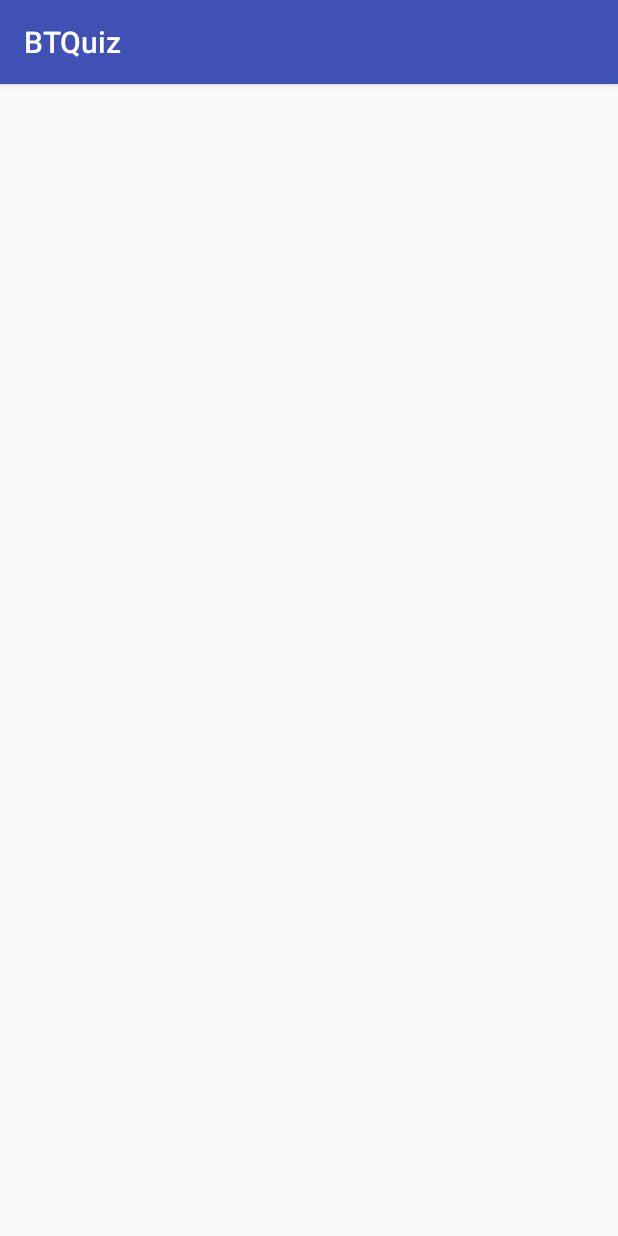
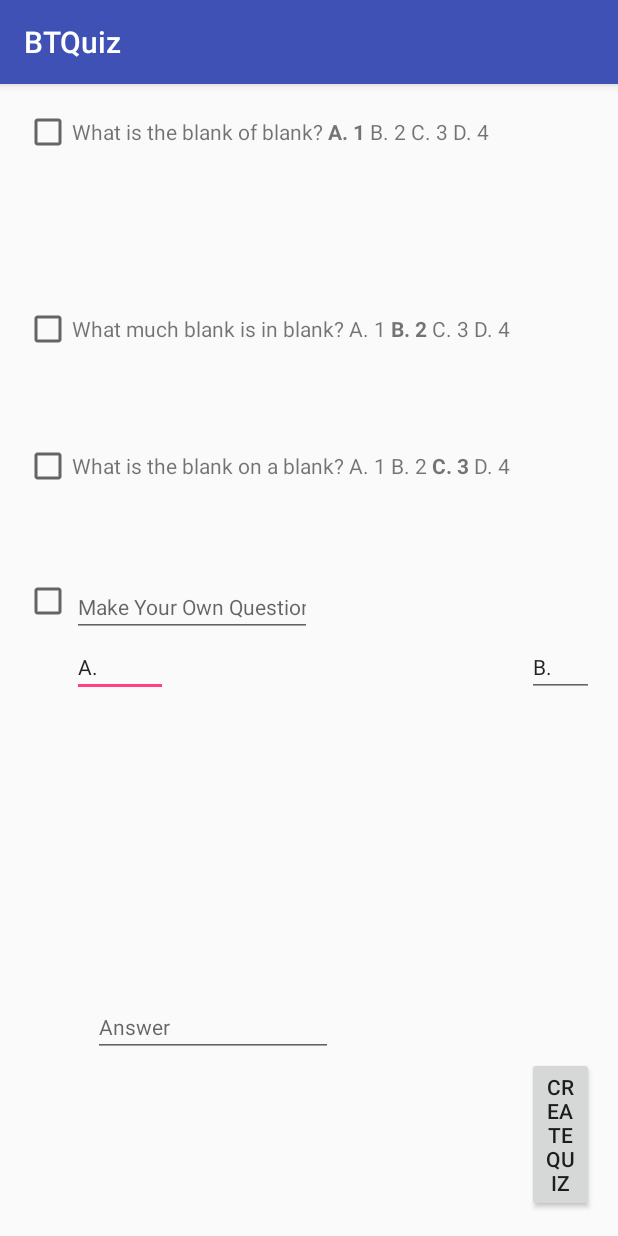
Before and after one commit to lukelowers/BTQuiz, an Android app: the CreateQuiz screen opened directly, with no data from a screen before it, on a phone screen of 412 x 824 dp. Run offline under Robolectric (Android 15) with nearby library versions, the phone set to English and light mode, and no system bars.

Commit message:
CreateQuiz UI Done (hopefully) - Luke

```diff
--- a/app/src/main/java/com/example/luke/btquiz/CreateQuiz.java
+++ b/app/src/main/java/com/example/luke/btquiz/CreateQuiz.java
@@ -2,13 +2,81 @@ package com.example.luke.btquiz;
 
 import android.support.v7.app.AppCompatActivity;
 import android.os.Bundle;
+import android.text.Html;
+import android.util.Log;
+import android.view.View;
+import android.widget.Button;
+import android.widget.CheckBox;
+import android.widget.EditText;
+import android.widget.TextView;
 
 public class CreateQuiz extends AppCompatActivity {
 
 
+    public Button createQuizButton;
+    public TextView question1, question2, question3;
+    public EditText question4, answerA, answerB, answerC, answerD, answerCorrect; //Make your own
+    public CheckBox checkBox1, checkBox2, checkBox3,checkBox4;
+    String question1String = "What is the blank of blank?";
+    String question2String = "What much blank is in blank?";
+    String question3String = "What is the blank on a blank?";
+
     @Override
-    protected void onCreate(Bundle savedInstanceState) {
+    protected void onCreate(Bundle savedInstanceState) { //start onCreate
         super.onCreate(savedInstanceState);
         setContentView(R.layout.activity_create_quiz);
-    }
+
+        createQuizButton = (Button) findViewById(R.id.createQuizButton);
+
+        question1 = (TextView) findViewById(R.id.question1);
+        question2 = (TextView) findViewById(R.id.question2);
+        question3 = (TextView) findViewById(R.id.question3);
+
+        question4 = (EditText) findViewById(R.id.question4); //Make your own
+        answerA = (EditText) findViewById(R.id.answerA);
+        answerB = (EditText) findViewById(R.id.answerB);
+        answerC = (EditText) findViewById(R.id.answerC);
+        answerD = (EditText) findViewById(R.id.answerD);
+        answerCorrect = (EditText) findViewById(R.id.answerCorrect);
+
+        checkBox1 = (CheckBox) findViewById(R.id.checkBox1);
+        checkBox2 = (CheckBox) findViewById(R.id.checkBox2);
+        checkBox3 = (CheckBox) findViewById(R.id.checkBox3);
+        checkBox4 = (CheckBox) findViewById(R.id.checkBox4);
+
+        //Add section to fill questions
+        String questionString = question1String +"\n<b>A. 1</b>  B. 2   C. 3   D. 4";
+        question1.setText(Html.fromHtml(questionString));
+        questionString = question2String +"\nA. 1   <b>B. 2</b>   C. 3   D. 4";
+        question2.setText(Html.fromHtml(questionString));
+        questionString = question3String +"\nA. 1   B. 2   <b>C. 3</b>   D. 4";
+        question3.setText(Html.fromHtml(questionString));
+
+
+        createQuizButton.setOnClickListener(new View.OnClickListener() {
+            @Override
+            public void onClick(View view) {
+                //When button is clicked...
+                String quiz2Send = new String("");
+                String answers = "A. 1:B. 2:C. 3:D. 4";
+                if(checkBox1.isChecked())
+                    quiz2Send += question1String +":" +answers +":A,";
+                if(checkBox2.isChecked())
+                    quiz2Send += question2String +":" +answers +":B,";
+                if(checkBox3.isChecked())
+                    quiz2Send += question3String +":" +answers +":C,";
+                if(checkBox4.isChecked()) {
+                    String myoQuestion = question4.getText().toString();
+                    String myoAnswer = new String("");
+                    myoAnswer += ":" +answerA.getText().toString() +":" +answerB.getText().toString() +":" +answerC.getText().toString() +":" +answerD.getText().toString() +":" +answerCorrect.getText().toString();
+                    quiz2Send += myoQuestion + myoAnswer;
+                }
+
+                //send quiz info over to student
+                Log.e("",quiz2Send);
+
+            }
+        });
+
+    }//end onCreate
 }
--- a/app/src/main/java/com/example/luke/btquiz/StudentConnect.java
+++ /dev/null
@@ -1,27 +0,0 @@
-package com.example.luke.btquiz;
-
-import android.bluetooth.BluetoothAdapter;
-import android.support.v7.app.AppCompatActivity;
-import android.os.Bundle;
-import android.content.Intent;
-
-public class StudentConnect extends AppCompatActivity {
-
-    private final static int REQUEST_ENABLE_BT = 1;
-    BluetoothAdapter mBluetoothAdapter = BluetoothAdapter.getDefaultAdapter();
-
-
-    @Override
-    protected void onCreate(Bundle savedInstanceState) {
-        super.onCreate(savedInstanceState);
-        setContentView(R.layout.activity_student_connect);
-    }
-
-    if (!mBluetoothAdapter.isEnabled()) {
-        Intent enableBtIntent = new Intent(BluetoothAdapter.ACTION_REQUEST_ENABLE);
-        startActivityForResult(enableBtIntent, REQUEST_ENABLE_BT);
-    }
-
-
-
-}
--- a/app/src/main/res/layout/activity_create_quiz.xml
+++ b/app/src/main/res/layout/activity_create_quiz.xml
@@ -10,4 +10,159 @@
     android:paddingTop="@dimen/activity_vertical_margin"
     tools:context="com.example.luke.btquiz.CreateQuiz">
 
+    <CheckBox
+        android:layout_width="wrap_content"
+        android:layout_height="wrap_content"
+        android:layout_alignParentTop="true"
+        android:layout_alignParentLeft="true"
+        android:layout_alignParentStart="true"
+        android:id="@+id/checkBox1" />
+
+    <TextView
+        android:text="Question 1"
+        android:layout_width="wrap_content"
+        android:layout_height="wrap_content"
+        android:id="@+id/question1"
+        android:layout_alignBaseline="@+id/checkBox1"
+        android:layout_alignBottom="@+id/checkBox1"
+        android:layout_alignLeft="@+id/question2"
+        android:layout_alignStart="@+id/question2" />
+
+    <TextView
+        android:text="Question 3"
+        android:layout_width="wrap_content"
+        android:layout_height="wrap_content"
+        android:id="@+id/question3"
+        android:layout_below="@+id/checkBox2"
+        android:layout_alignLeft="@+id/question2"
+        android:layout_alignStart="@+id/question2"
+        android:layout_marginTop="65dp" />
+
+    <CheckBox
+        android:layout_width="wrap_content"
+        android:layout_height="wrap_content"
+        android:id="@+id/checkBox3"
+        android:layout_alignBaseline="@+id/question3"
+        android:layout_alignBottom="@+id/question3"
+        android:layout_alignParentLeft="true"
+        android:layout_alignParentStart="true" />
+
+    <CheckBox
+        android:layout_width="wrap_content"
+        android:layout_height="wrap_content"
+        android:layout_marginTop="99dp"
+        android:id="@+id/checkBox2"
+        android:layout_below="@+id/checkBox1"
+        android:layout_alignParentLeft="true"
+        android:layout_alignParentStart="true" />
+
+    <TextView
+        android:text="Question 2"
+        android:layout_width="wrap_content"
+        android:layout_height="wrap_content"
+        android:id="@+id/question2"
+        android:layout_alignBaseline="@+id/checkBox2"
+        android:layout_alignBottom="@+id/checkBox2"
+        android:layout_toRightOf="@+id/checkBox2"
+        android:layout_toEndOf="@+id/checkBox2" />
+
+    <CheckBox
+        android:layout_width="wrap_content"
+        android:layout_height="wrap_content"
+        android:id="@+id/checkBox4"
+        android:layout_alignTop="@+id/question4"
+        android:layout_alignParentLeft="true"
+        android:layout_alignParentStart="true" />
+
+    <EditText
+        android:layout_width="wrap_content"
+        android:layout_height="wrap_content"
+        android:inputType="textPersonName"
+        android:text="A. "
+        android:ems="4"
+        android:layout_below="@+id/question4"
+        android:layout_alignLeft="@+id/question4"
+        android:layout_alignStart="@+id/question4"
+        android:id="@+id/answerA"
+        android:textSize="14sp"
+        android:editable="true" />
+
+    <EditText
+        android:layout_width="wrap_content"
+        android:layout_height="wrap_content"
+        android:inputType="textPersonName"
+        android:text="B. "
+        android:ems="4"
+        android:layout_below="@+id/question4"
+        android:layout_alignLeft="@+id/createQuizButton"
+        android:layout_alignStart="@+id/createQuizButton"
+        android:id="@+id/answerB"
+        android:textSize="14sp" />
+
+    <EditText
+        android:layout_width="wrap_content"
+        android:layout_height="wrap_content"
+        android:inputType="textPersonName"
+        android:text="C. "
+        android:ems="4"
+        android:id="@+id/answerC"
+        android:textSize="14sp"
+        android:layout_alignBaseline="@+id/answerB"
+        android:layout_alignBottom="@+id/answerB"
+        android:layout_toRightOf="@+id/answerB"
+        android:layout_toEndOf="@+id/answerB" />
+
+    <EditText
+        android:layout_width="wrap_content"
+        android:layout_height="wrap_content"
+        android:inputType="textPersonName"
+        android:text="D. "
+        android:ems="6"
+        android:id="@+id/answerD"
+        android:textSize="14sp"
+        android:layout_alignBaseline="@+id/answerC"
+        android:layout_alignBottom="@+id/answerC"
+        android:layout_toRightOf="@+id/createQuizButton"
+        android:layout_toEndOf="@+id/createQuizButton" />
+
+    <Button
+        android:text="Create Quiz"
+        android:layout_width="wrap_content"
+        android:layout_height="wrap_content"
+        android:id="@+id/createQuizButton"
+        android:layout_marginLeft="11dp"
+        android:layout_marginStart="11dp"
+        android:layout_alignParentBottom="true"
+        android:layout_toRightOf="@+id/question3"
+        android:layout_toEndOf="@+id/question3" />
+
+    <EditText
+        android:layout_width="wrap_content"
+        android:layout_height="wrap_content"
+        android:inputType="text"
+        android:ems="10"
+        android:layout_marginTop="58dp"
+        android:id="@+id/question4"
+        android:textSize="14sp"
+        android:editable="true"
+        android:layout_below="@+id/checkBox3"
+        android:layout_toRightOf="@+id/checkBox4"
+        android:layout_toEndOf="@+id/checkBox4"
+        android:hint="Make Your Own Question" />
+
+    <EditText
+        android:layout_width="wrap_content"
+        android:layout_height="wrap_content"
+        android:inputType="textPersonName"
+        android:ems="10"
+        android:layout_above="@+id/createQuizButton"
+        android:layout_alignLeft="@+id/answerA"
+        android:layout_alignStart="@+id/answerA"
+        android:layout_marginLeft="14dp"
+        android:layout_marginStart="14dp"
+        android:id="@+id/answerCorrect"
+        android:editable="true"
+        android:textSize="14sp"
+        android:hint="Answer" />
+
 </RelativeLayout>
--- a/app/src/main/res/layout/activity_student_connect.xml
+++ /dev/null
@@ -1,30 +0,0 @@
-<?xml version="1.0" encoding="utf-8"?>
-<RelativeLayout xmlns:android="http://schemas.android.com/apk/res/android"
-    xmlns:tools="http://schemas.android.com/tools"
-    android:id="@+id/activity_student_connect"
-    android:layout_width="match_parent"
-    android:layout_height="match_parent"
-    android:paddingBottom="@dimen/activity_vertical_margin"
-    android:paddingLeft="@dimen/activity_horizontal_margin"
-    android:paddingRight="@dimen/activity_horizontal_margin"
-    android:paddingTop="@dimen/activity_vertical_margin"
-    tools:context="com.example.luke.btquiz.StudentConnect">
-
-    <TextView
-        android:text="Student Connect Activity"
-        android:layout_width="wrap_content"
-        android:layout_height="wrap_content"
-        android:layout_alignParentTop="true"
-        android:layout_centerHorizontal="true"
-        android:layout_marginTop="85dp"
-        android:id="@+id/textView2" />
-
-    <TextView
-        android:text="PendingIntent to Quiz.class"
-        android:layout_width="wrap_content"
-        android:layout_height="wrap_content"
-        android:layout_below="@+id/textView2"
-        android:layout_centerHorizontal="true"
-        android:layout_marginTop="91dp"
-        android:id="@+id/textView3" />
-</RelativeLayout>
```
